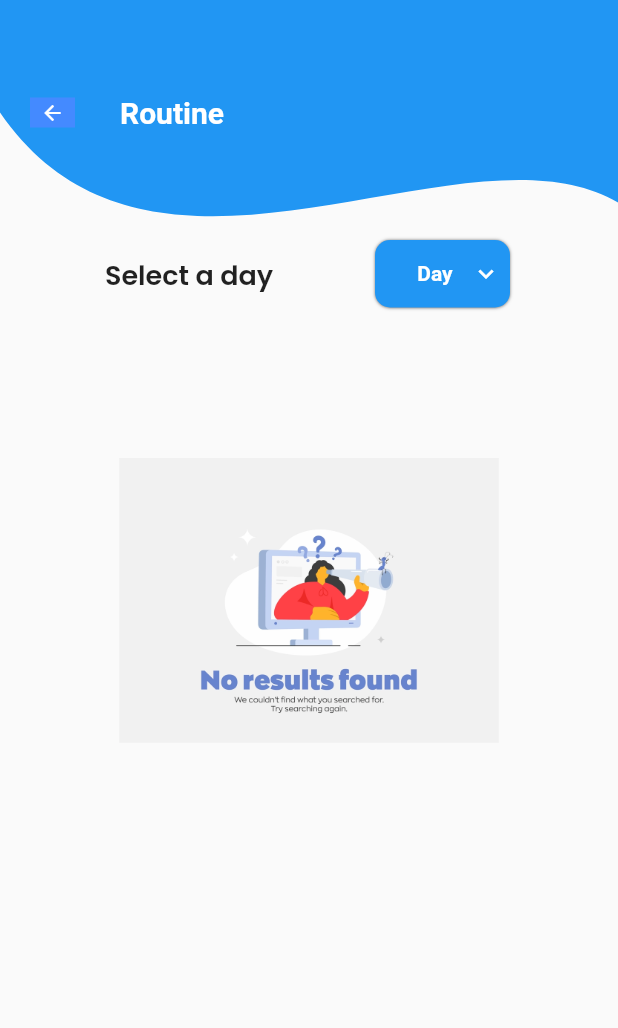
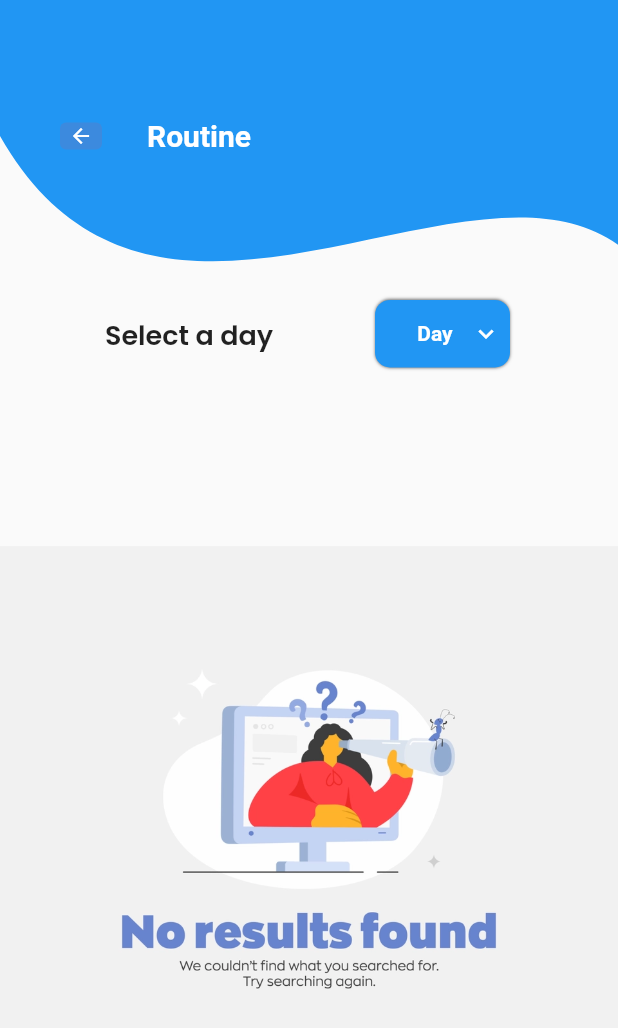
Before and after one commit to Wahid-Murad/Ekattor8, a Flutter app: the RoutinePage screen opened directly, on a phone screen of 412 x 824 dp. Shown: the top 1028 px of the screen. Run offline on Flutter 3.47's test engine with Material 2 defaults, Android fonts, the phone set to English and light mode, and no system bars; drawn by our look-alikes of dropdown_button2; our stand-ins replace dotted_border, dotted_line, fluttertoast, google_fonts, shared_preferences; accounts and stored records are empty; network calls fail.

Commit message:
first commit

```diff
--- a/lib/screen/routine.dart
+++ b/lib/screen/routine.dart
@@ -35,7 +35,8 @@ class _RoutinePageState extends State<RoutinePage> {
     'saturday',
   ];
 
-  static String currentday=items[today.weekday];
+  // static String currentday=items[today.weekday-1];
+  static String currentday= today.weekday == 7 ? items[today.weekday-7] : items[today.weekday];
   String ? selectedValue;
 
 
@@ -119,11 +120,16 @@ class _RoutinePageState extends State<RoutinePage> {
     return Scaffold(
       body: Column(
         children: [
-          TopBar(
+          Container(
+            height: MediaQuery.of(context).size.height*0.22,
+            child: TopBar(
               title: "Routine",
             ),
+          ),
           Padding(
-            padding: const EdgeInsets.only(top: 10, left: 10, right: 10),
+            padding: const EdgeInsets.only(left: 10, right: 10),
+            child: Container(
+              height: MediaQuery.of(context).size.height*0.10,
               child: Row(
                 children: [
                   Stack(
@@ -204,7 +210,7 @@ class _RoutinePageState extends State<RoutinePage> {
                   itemHeight: 40,
                   itemPadding: const EdgeInsets.only(left: 14, right: 14),
                   dropdownMaxHeight: 180,
-                dropdownWidth: 100,
+                  dropdownWidth: 130,
                   dropdownPadding: null,
                   dropdownDecoration: BoxDecoration(
                           borderRadius: BorderRadius.circular(2),
@@ -222,19 +228,6 @@ class _RoutinePageState extends State<RoutinePage> {
                       Positioned(
                         left: 10,
                         child: Container(
-                        // decoration: BoxDecoration(
-                        //   color: Colors.white,
-                        //   borderRadius: BorderRadius.circular(7),
-                        //   boxShadow: [
-                        //     BoxShadow(
-                        //       color: Colors.black45,
-                        //       blurRadius: 0.1,
-                        //       offset: Offset(0, 0),
-                        //     ),
-                        //   ],
-                        // ),
-                        // width: 220,
-                        // height: 50,
                           child: Center(child: Padding(
                             padding: const EdgeInsets.only(left: 50,top: 10),
                             child: Text("Select a day",style: GoogleFonts.poppins(fontSize: 18,fontWeight: FontWeight.w600),),
@@ -247,6 +240,7 @@ class _RoutinePageState extends State<RoutinePage> {
                 ],
               ),
             ),
+          ),
           //Text(routineDataDemo.length.toString()),
           // Text("$widget.selectedValue"),
 
@@ -257,7 +251,7 @@ class _RoutinePageState extends State<RoutinePage> {
               routineDataDemo.length!=0 ?
             selectedDay(): Padding(
               padding: const EdgeInsets.only(top: 100),
-              child: Center(child: Image.asset('images/nodata.jpg',height: 190,width: double.infinity,),),
+              child: Center(child: Image.asset('images/nodata.jpg',height: MediaQuery.of(context).size.height*0.40,width: double.infinity,fit: BoxFit.cover,)),
             )
         ],
       ),
@@ -265,14 +259,12 @@ class _RoutinePageState extends State<RoutinePage> {
   }
   selectedDay(){
     return SingleChildScrollView(
-            child: Padding(
-              padding: const EdgeInsets.only(top: 5),
             child: Container(
-                height: MediaQuery.of(context).size.height*0.687,
+              height: MediaQuery.of(context).size.height*0.68,
               child: GridView.builder(
-                      itemCount: routineDataDemo.length.compareTo(0),
+                    itemCount: routineDataDemo.length,
                     gridDelegate: SliverGridDelegateWithFixedCrossAxisCount(
-                        childAspectRatio: 8.0/10.0,
+                      childAspectRatio: 7.0/10.0,
                      crossAxisCount: 2,
                     ),
                     itemBuilder: (BuildContext context, int index) {
@@ -309,9 +301,9 @@ class _RoutinePageState extends State<RoutinePage> {
                                       child: Center(
                                         child: Text(
                                           "Teacher",
-                                            style: GoogleFonts.roboto(
+                                          style: GoogleFonts.poppins(
                                               fontSize: 12,
-                                                fontWeight: FontWeight.w400),
+                                              fontWeight: FontWeight.w300),
                                         ),
                                       ),
                                     ),
@@ -342,9 +334,12 @@ class _RoutinePageState extends State<RoutinePage> {
                                           width: 10,
                                         ),
                                         Center(
+                                            child: Padding(
+                                              padding: const EdgeInsets.only(top: 10),
                                               child: Text(
                                           "${routineDataDemo[index].subjectName}",
-                                            style: GoogleFonts.robotoSerif(fontWeight: FontWeight.w300),
+                                          style: GoogleFonts.poppins(fontWeight: FontWeight.w300),
+                                        ),
                                             )),
                                       ],
                                     ),
@@ -378,7 +373,7 @@ class _RoutinePageState extends State<RoutinePage> {
                                         ),
                                         Text(
                                           "${routineDataDemo[index].startingTime}",
-                                            style: GoogleFonts.robotoSerif(fontWeight: FontWeight.w300),
+                                          style: GoogleFonts.poppins(fontWeight: FontWeight.w300),
                                         ),
                                       ],
                                     ),
@@ -416,7 +411,7 @@ class _RoutinePageState extends State<RoutinePage> {
                                           ),
                                           Text(
                                             "${routineDataDemo[index].day}".replaceFirst(routineDataDemo[index].day![0], routineDataDemo[index].day![0].toUpperCase()),
-                                              style: GoogleFonts.robotoSerif(fontWeight: FontWeight.w300),
+                                            style: GoogleFonts.poppins(fontWeight: FontWeight.w300),
                                           ),
                                         ],
                                     ),
@@ -429,7 +424,6 @@ class _RoutinePageState extends State<RoutinePage> {
                     },
                   ),
             ),
-            ),
           );
   }
 
--- a/lib/topbar/topbar.dart
+++ b/lib/topbar/topbar.dart
@@ -21,20 +21,21 @@ class _TopBarState extends State<TopBar> {
       //   alignment: FractionalOffset.center,
       // transform: new Matrix4.identity()
       //   ..rotateZ(0 * 3.1415927 / 360),
-        height: 150,
+        height: MediaQuery.of(context).size.height*0.22,
         child: Row(
           children: [
             Padding(
-              padding: const EdgeInsets.only(left: 20),
+              padding: const EdgeInsets.only(left: 40,),
               child: InkWell(
                 onTap: (){
                   Navigator.of(context).pop();
                 },
                 child: Container(
-                  width: 30,
-                  height: 20,
+                  width: 28,
+                  height: 18,
                   decoration: BoxDecoration(
-                    color: Colors.blueAccent
+                    borderRadius: BorderRadius.circular(4),
+                    color: Color(0XFF3c8ade),
                   ),
                   child: Center(child: Icon(Icons.arrow_back,color: Colors.white,size: 16,)))),
             ),
```
Also changed, not shown: lib/consts/drawer.dart (+6 -19 lines). Lines whose indentation alone changed are shown as unchanged.
